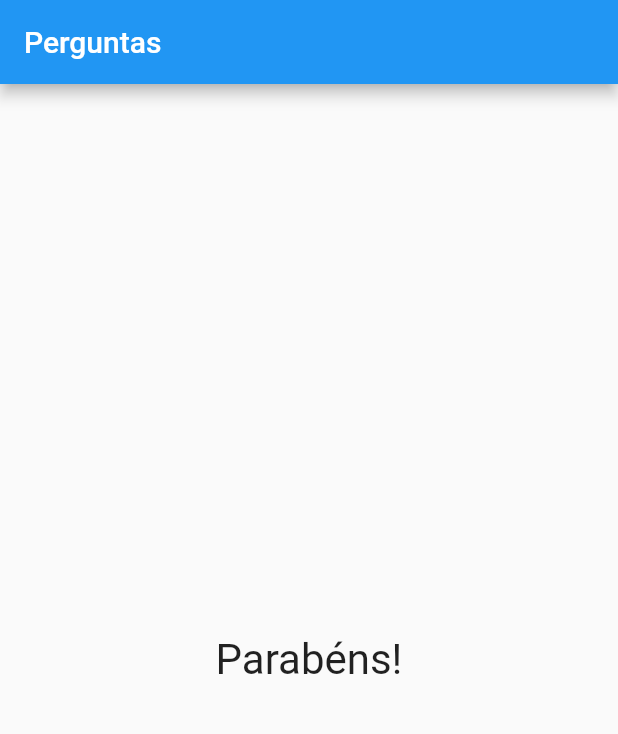
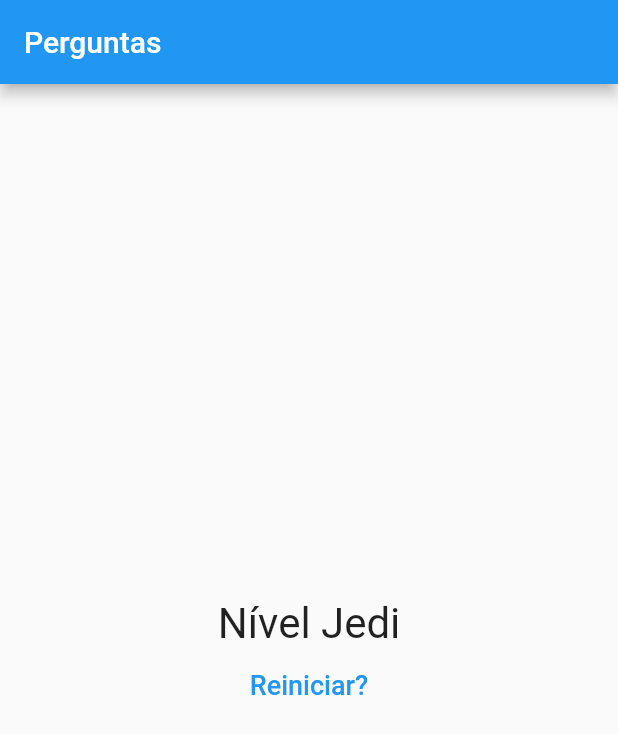
Before and after one commit to mnishimori/cod3rFlutterProjetoPerguntas, a Flutter app: the screen it shows after launch, after a tap on "Preto", after a tap on "Cobra", after a tap on "Leo", on a phone screen of 412 x 824 dp. Shown: the top 734 px of the screen. Run offline on Flutter 3.47's test engine with Material 2 defaults, Android fonts, the phone set to English and light mode, and no system bars.

Commit message:
Aplicativo para estudo do Flutter

```diff
--- a/lib/main.dart
+++ b/lib/main.dart
@@ -8,28 +8,52 @@ main() {
 
 class _PerguntaAppState extends State<PerguntaApp> {
   var _perguntaSelecionada = 0;
+  var _pontuacaoTotal = 0;
 
   final List<Map<String, Object>> _perguntas = const [
     {
       'texto': 'Qual é a sua cor favorita?',
-      'resposta': ['Preto', 'Vermelho', 'Verde', 'Branco']
+      'resposta': [
+        {'texto': 'Preto', 'pontuacao': 10},
+        {'texto': 'Vermelho', 'pontuacao': 8},
+        {'texto': 'Verde', 'pontuacao': 5},
+        {'texto': 'Branco','pontuacao': 3},
+      ]
     },
     {
       'texto': 'Qual é seu animal favorito?',
-      'resposta': ['Coelho', 'Cobra', 'Elefante', 'Leão']
+      'resposta': [
+        {'texto': 'Coelho', 'pontuacao': 10},
+        {'texto': 'Cobra', 'pontuacao': 8},
+        {'texto': 'Elefante', 'pontuacao': 5},
+        {'texto': 'Leão', 'pontuacao': 3},
+      ]
     },
     {
       'texto': 'Qual é seu instrutor favorito?',
-      'resposta': ['Maria', 'João', 'Leo', 'Pedro']
+      'resposta': [
+        {'texto': 'Maria', 'pontuacao': 10},
+        {'texto': 'João', 'pontuacao': 8},
+        {'texto': 'Leo', 'pontuacao': 5},
+        {'texto': 'Pedro', 'pontuacao': 3},
+      ]
     },
   ];
 
-  void _responder() {
+  void _responder(int pontuacao) {
     if (temPerguntaSelecionada) {
       setState(() {
         _perguntaSelecionada++;
+        _pontuacaoTotal += pontuacao;
       });
     }
+  }
+
+  void _reiniciarQuestionario() {
+    setState(() {
+      _perguntaSelecionada = 0;
+      _pontuacaoTotal = 0;
+    });
   }
 
   bool get temPerguntaSelecionada {
@@ -47,9 +71,9 @@ class _PerguntaAppState extends State<PerguntaApp> {
             ? Questionario(
                 perguntas: this._perguntas,
                 perguntaSelecionada: this._perguntaSelecionada,
-                responder: _responder,
+                quandoResponder: _responder,
               )
-            : Resultado(),
+            : Resultado(_pontuacaoTotal, _reiniciarQuestionario),
       ),
     );
   }
--- a/lib/questionario.dart
+++ b/lib/questionario.dart
@@ -5,12 +5,12 @@ import 'package:projeto_perguntas/resposta.dart';
 class Questionario extends StatelessWidget {
   final List<Map<String, Object>> perguntas;
   final int perguntaSelecionada;
-  final void Function() responder;
+  final void Function(int) quandoResponder;
 
   Questionario({
     @required this.perguntas,
     @required this.perguntaSelecionada,
-    @required this.responder,
+    @required this.quandoResponder,
   });
 
   bool get temPerguntaSelecionada {
@@ -19,14 +19,18 @@ class Questionario extends StatelessWidget {
 
   @override
   Widget build(BuildContext context) {
-    List<String> respostas = temPerguntaSelecionada
+    List<Map<String, Object>> respostas = temPerguntaSelecionada
         ? perguntas[perguntaSelecionada]['resposta']
         : null;
 
     return Column(
       children: [
         Questao(perguntas.elementAt(perguntaSelecionada)['texto']),
-        ...respostas.map((e) => Resposta(e, responder)).toList(),
+        ...respostas.map((resp) => Resposta(resp['texto'],
+          () {
+            quandoResponder(resp['pontuacao']);
+          } ),
+        ).toList(),
       ],
     );
   }
--- a/lib/resultado.dart
+++ b/lib/resultado.dart
@@ -1,13 +1,44 @@
 import 'package:flutter/material.dart';
 
 class Resultado extends StatelessWidget {
+
+  final int pontuacao;
+  final void Function() quandoReiniciarQuestionario;
+
+  Resultado(this.pontuacao, this.quandoReiniciarQuestionario);
+
+  String get fraseResultado{
+    if (this.pontuacao < 8) {
+      return 'Parabéns!';
+    } else if (pontuacao < 12) {
+      return 'Você é bom!';
+    } else if (pontuacao < 16) {
+      return 'Impressionante';
+    } else {
+      return 'Nível Jedi';
+    }
+  }
+
   @override
   Widget build(BuildContext context) {
-    return Center(
-      child: Text(
-        'Parabéns!',
-        style: TextStyle(fontSize: 28),
-      ),
+    return Column(
+      mainAxisAlignment: MainAxisAlignment.center,
+      children: <Widget>[
+        Center(
+          child: Text(
+            fraseResultado,
+            style: TextStyle(fontSize: 28),
+          ),
+        ),
+        FlatButton(
+          child: Text(
+            'Reiniciar?',
+            style: TextStyle(fontSize: 18),
+          ),
+          textColor: Colors.blue,
+          onPressed: quandoReiniciarQuestionario,
+        )
+      ],
     );
   }
 }
```
